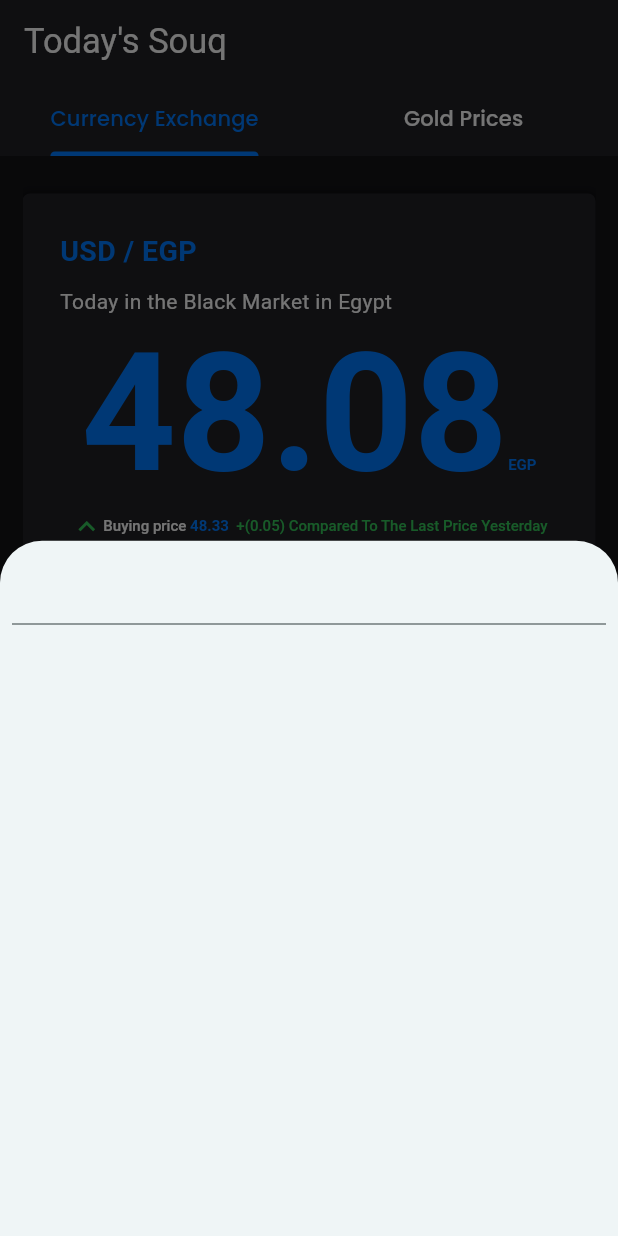
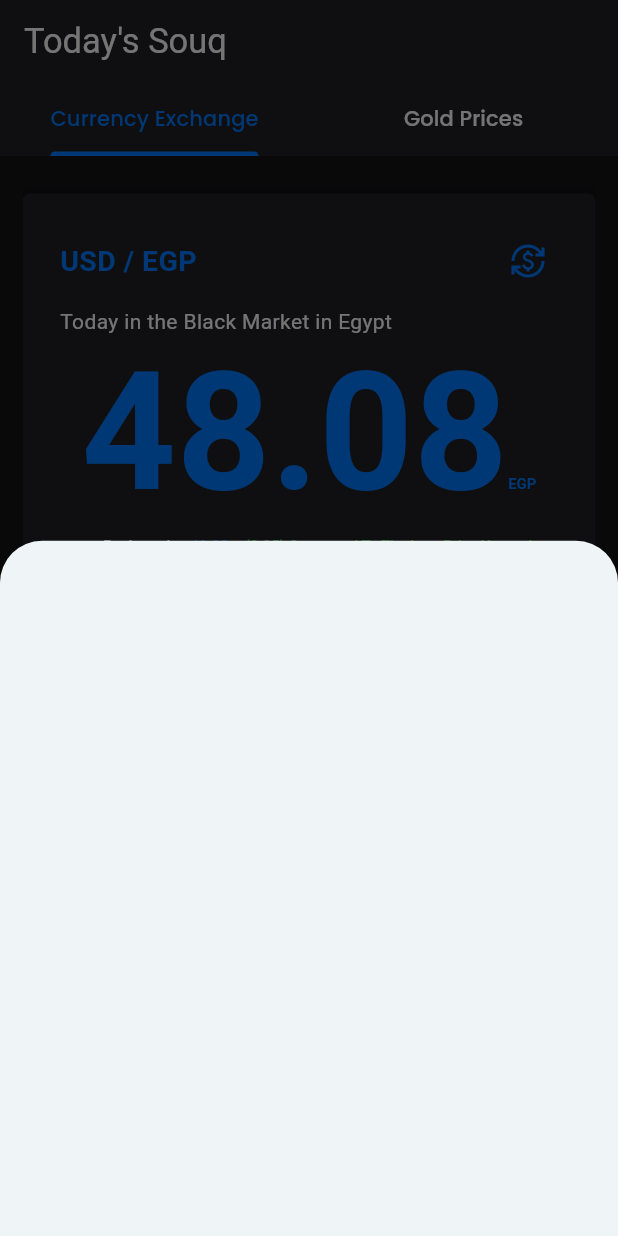
Before and after one commit to OmarAly92/CurrencyPro-App, a Flutter app: the screen it shows after launch, after a tap on the "currency exchange" icon, on a phone screen of 412 x 824 dp. Run offline on Flutter 3.47's test engine with Material 3 defaults, Android fonts, the phone set to English and light mode, and no system bars; our stand-ins replace dio, equatable, fluttertoast, gap, get_it, google_fonts and 3 more; Roboto replaces fonts that are missing (Cairo).

Commit message:
currency_exchange done

```diff
--- a/lib/features/home/ui/widgets/currency_exchange_component/currencies_and_black_market_texts.dart
+++ b/lib/features/home/ui/widgets/currency_exchange_component/currencies_and_black_market_texts.dart
@@ -14,12 +14,39 @@ class CurrenciesAndBlackMarketTexts extends StatelessWidget {
       children: [
         Padding(
           padding: const EdgeInsets.symmetric(horizontal: 25),
-          child: Text(
-            'USD / EGP',
-            style: AppTextStyle.textStyle19.copyWith(
-              color: AppColors.appBlueColor,
-              fontWeight: FontWeight.w600,
-            ),
+          child: Row(
+            mainAxisAlignment: MainAxisAlignment.spaceBetween,
+            children: [
+              Text(
+                'USD / EGP',
+                style: AppTextStyle.textStyle19.copyWith(
+                  color: AppColors.appBlueColor,
+                  fontWeight: FontWeight.w600,
+                ),
+              ),
+              IconButton(
+                style: ElevatedButton.styleFrom(
+                  tapTargetSize: MaterialTapTargetSize.shrinkWrap,
+                ),
+                onPressed: () {
+                  showModalBottomSheet(
+                    context: context,
+                    builder: (context) => const Column(
+                      children: [
+                        SizedBox(
+                          height: 200,
+                          width: double.maxFinite,
+                        ),
+                      ],
+                    ),
+                  );
+                },
+                icon: Icon(
+                  Icons.currency_exchange,
+                  color: AppColors.appBlueColor,
+                ),
+              ),
+            ],
           ),
         ),
         const SizedBox(height: 10),
--- a/lib/features/home/ui/widgets/currency_exchange_component/currency_exchange_header.dart
+++ b/lib/features/home/ui/widgets/currency_exchange_component/currency_exchange_header.dart
@@ -5,9 +5,7 @@ import 'currency_exchange_header_container.dart';
 import 'currency_price_and_compare_texts.dart';
 
 class CurrencyExchangeHeader extends StatelessWidget {
-  const CurrencyExchangeHeader({
-    super.key,
-  });
+  const CurrencyExchangeHeader({super.key});
 
   @override
   Widget build(BuildContext context) {
--- a/lib/features/home/ui/widgets/currency_exchange_component/sliver_currencies_list_header_row.dart
+++ b/lib/features/home/ui/widgets/currency_exchange_component/sliver_currencies_list_header_row.dart
@@ -1,4 +1,3 @@
-import 'package:currencypro/core/utils/app_colors.dart';
 import 'package:currencypro/core/utils/app_text_style.dart';
 import 'package:flutter/material.dart';
 
@@ -10,40 +9,11 @@ class SliverCurrenciesListHeaderRow extends StatelessWidget {
   @override
   Widget build(BuildContext context) {
     return SliverToBoxAdapter(
-      child: Row(
-        mainAxisAlignment: MainAxisAlignment.spaceBetween,
-        children: [
-          Text(
-            'Currencies',
-            style: AppTextStyle.textStyle19.copyWith(
-              fontWeight: FontWeight.w600,
-            ),
-          ),
-          IconButton(
-            style: ElevatedButton.styleFrom(
-              tapTargetSize: MaterialTapTargetSize.shrinkWrap,
-            ),
-            onPressed: () {
-              showModalBottomSheet(
-                context: context,
-                builder: (context) {
-                  return Column(
-                    children: [
-                      Padding(
-                        padding: const EdgeInsets.all(8.0),
-                        child: TextFormField(),
-                      ),
-                    ],
-                  );
-                },
-              );
-            },
-            icon: Icon(
-              Icons.currency_exchange,
-              color: AppColors.appBlueColor,
-            ),
-          ),
-        ],
+      child: Text(
+        'Currencies',
+        style: AppTextStyle.textStyle19.copyWith(
+          fontWeight: FontWeight.w600,
+        ),
       ),
     );
   }
```
